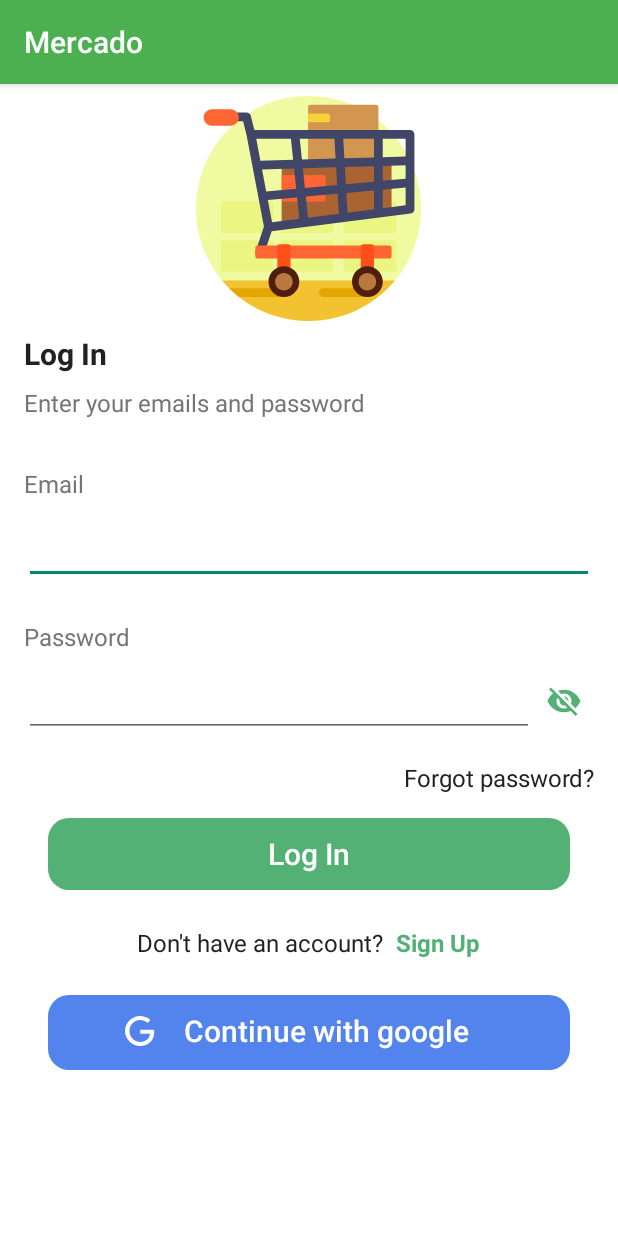
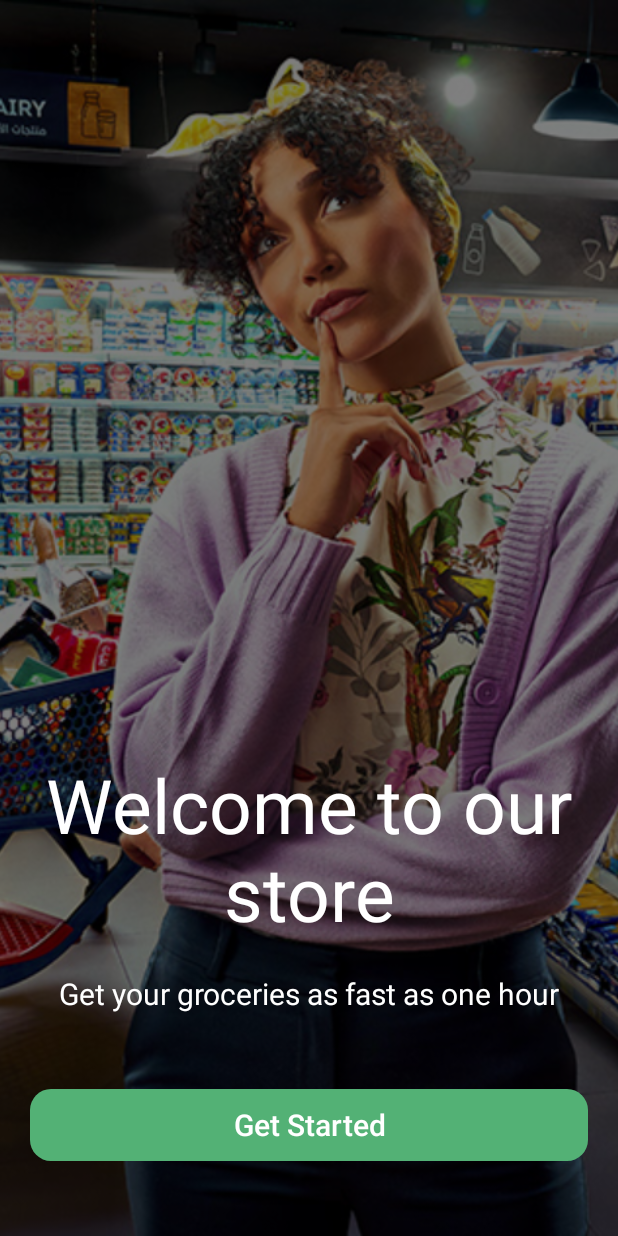
Before and after one commit to AsmaaElbanna/Mercado, an Android app: the screen it shows after launch (LoginActivity before the commit, GetStartedActivity after it), on a phone screen of 412 x 824 dp. Run offline under Robolectric (Android 15) with nearby library versions, the phone set to English and light mode, and no system bars.

Commit message:
Get Started Activity
V 0.0.2

```diff
--- a/app/src/main/AndroidManifest.xml
+++ b/app/src/main/AndroidManifest.xml
@@ -9,13 +9,13 @@
         android:roundIcon="@mipmap/ic_launcher_round"
         android:supportsRtl="true"
         android:theme="@style/Theme.Mercado">
-        <activity android:name=".SingupActivity">
-        </activity>
-        <activity android:name=".LoginActivity">
-        </activity>
-        <activity android:name=".MainActivity" >
+        <activity android:name=".GetStartedActivity"></activity>
+        <activity android:name=".SingupActivity"></activity>
+        <activity android:name=".LoginActivity"></activity>
+        <activity android:name=".MainActivity">
             <intent-filter>
                 <action android:name="android.intent.action.MAIN" />
+
                 <category android:name="android.intent.category.LAUNCHER" />
             </intent-filter>
         </activity>
--- /dev/null
+++ b/app/src/main/java/com/iti/mercado/GetStartedActivity.java
@@ -0,0 +1,29 @@
+package com.iti.mercado;
+
+import androidx.appcompat.app.AppCompatActivity;
+
+import android.content.Intent;
+import android.os.Bundle;
+import android.widget.Button;
+
+public class GetStartedActivity extends AppCompatActivity {
+    Button getStartedButton ;
+    @Override
+    protected void onCreate(Bundle savedInstanceState) {
+        super.onCreate(savedInstanceState);
+        setContentView(R.layout.activity_get_started);
+
+        // to  hide action bar
+        if (getSupportActionBar() != null) {
+            getSupportActionBar().hide();
+        }
+
+       getStartedButton = findViewById(R.id.get_started_Button) ;
+
+       getStartedButton.setOnClickListener(v -> {
+           Intent homeIntent  = new Intent(GetStartedActivity.this , LoginActivity.class)  ;
+           startActivity(homeIntent);
+           finish();
+       });
+    }
+}
--- a/app/src/main/java/com/iti/mercado/MainActivity.java
+++ b/app/src/main/java/com/iti/mercado/MainActivity.java
@@ -22,7 +22,7 @@ public class MainActivity extends AppCompatActivity {
         new Handler().postDelayed(new Runnable() {
             @Override
             public void run() {
-                Intent homeIntent  = new Intent(MainActivity.this , LoginActivity.class)  ;
+                Intent homeIntent  = new Intent(MainActivity.this , GetStartedActivity.class)  ;
                 startActivity(homeIntent);
                 finish();
             }
--- /dev/null
+++ b/app/src/main/res/layout/activity_get_started.xml
@@ -0,0 +1,71 @@
+<?xml version="1.0" encoding="utf-8"?>
+<androidx.constraintlayout.widget.ConstraintLayout xmlns:android="http://schemas.android.com/apk/res/android"
+    xmlns:app="http://schemas.android.com/apk/res-auto"
+    xmlns:tools="http://schemas.android.com/tools"
+    android:layout_width="match_parent"
+    android:layout_height="match_parent"
+    tools:context=".GetStartedActivity">
+
+    <RelativeLayout
+        android:layout_width="match_parent"
+        android:layout_height="match_parent"
+        app:layout_constraintBottom_toBottomOf="parent"
+        app:layout_constraintEnd_toEndOf="parent"
+        app:layout_constraintStart_toStartOf="parent"
+        app:layout_constraintTop_toTopOf="parent">
+
+        <ImageView
+            android:layout_width="match_parent"
+            android:layout_height="match_parent"
+            android:scaleType="centerCrop"
+            android:src="@drawable/get_started_background" />
+
+        <View
+            android:layout_width="match_parent"
+            android:layout_height="match_parent"
+            android:background="#80000000" />
+
+        <TextView
+            android:id="@+id/welcome_msg"
+            android:layout_width="match_parent"
+            android:layout_height="wrap_content"
+            android:layout_above="@id/groceries_msg"
+            android:layout_marginBottom="20dp"
+            android:gravity="center"
+            android:paddingStart="16dp"
+            android:paddingEnd="16dp"
+            android:text="Welcome to our store"
+            android:textColor="@color/white"
+            android:textSize="50sp" />
+
+        <TextView
+            android:id="@+id/groceries_msg"
+            android:layout_width="match_parent"
+            android:layout_height="wrap_content"
+            android:layout_above="@+id/get_started_Button"
+            android:layout_centerVertical="true"
+            android:layout_marginBottom="50dp"
+            android:gravity="center"
+            android:paddingStart="16dp"
+            android:paddingEnd="16dp"
+            android:text="Get your groceries as fast as one hour"
+            android:textColor="@color/white"
+            android:textSize="20sp" />
+
+        <Button
+            android:id="@+id/get_started_Button"
+            android:layout_width="match_parent"
+            android:layout_height="wrap_content"
+            android:layout_alignParentBottom="true"
+            android:layout_marginStart="20dp"
+            android:layout_marginEnd="20dp"
+            android:layout_marginBottom="50dp"
+            android:background="@drawable/round_button"
+            android:backgroundTint="@color/accent"
+            android:text="Get Started"
+            android:textAllCaps="false"
+            android:textColor="@color/white"
+            android:textSize="20sp" />
+    </RelativeLayout>
+
+</androidx.constraintlayout.widget.ConstraintLayout>
--- a/app/src/main/res/layout/activity_singup.xml
+++ b/app/src/main/res/layout/activity_singup.xml
@@ -159,7 +159,7 @@
                 android:layout_margin="16dp">
 
                 <Button
-                    android:id="@+id/_Button"
+                    android:id="@+id/sign_Button"
                     android:layout_width="match_parent"
                     android:layout_height="wrap_content"
                     android:background="@drawable/round_button"
```
Also changed, not shown: app/src/main/res/drawable/get_started_background.jpg (added).
